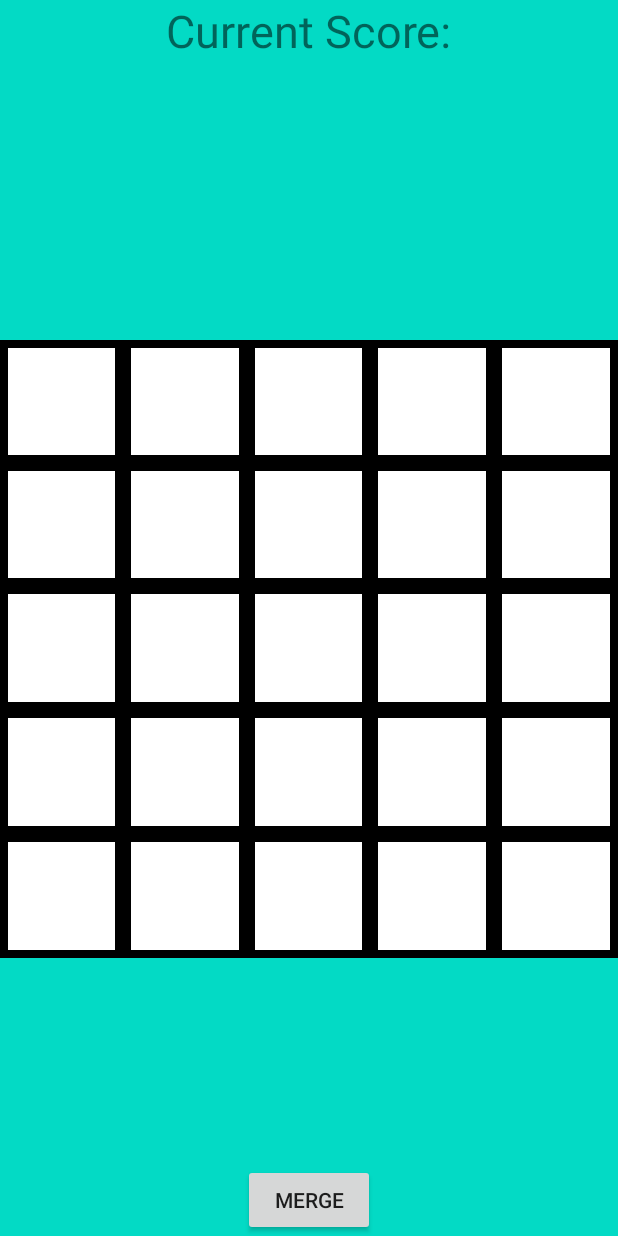
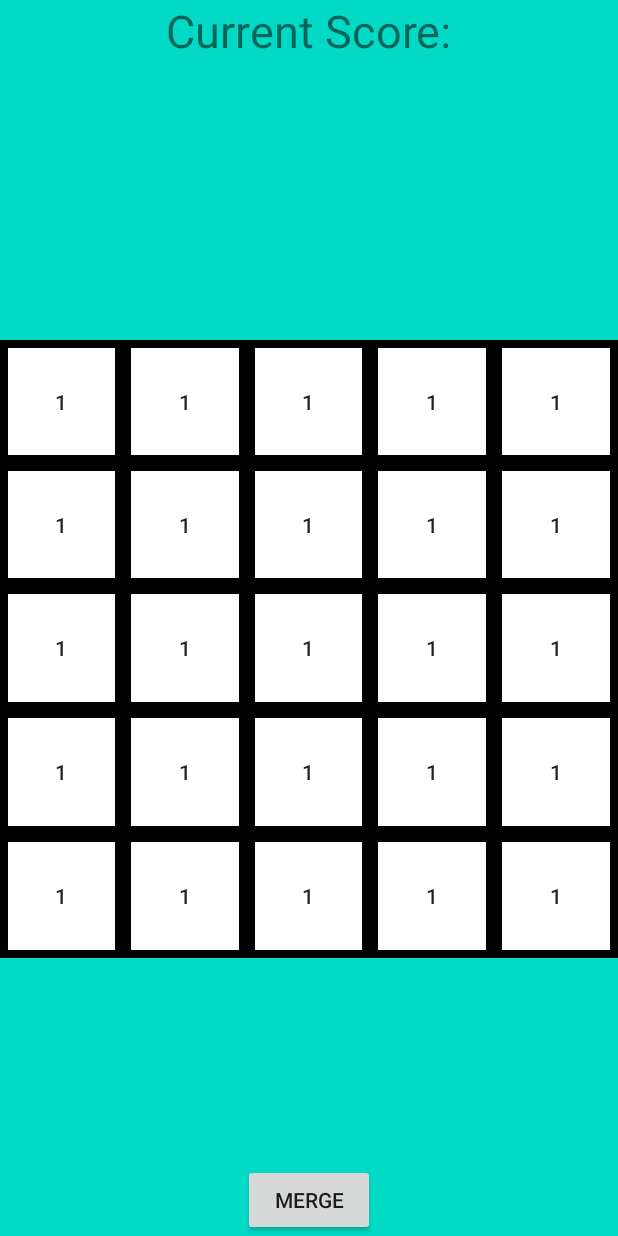
Before and after one commit to Piols/JNP2Android, an Android app built with Jetpack Compose: the screen it shows after launch (MainActivity), on a phone screen of 412 x 824 dp. Run offline under Robolectric (Android 15) with nearby library versions, the phone set to English and light mode, and no system bars.

```diff
--- a/app/src/main/java/com/example/gridentify/MainActivity.kt
+++ b/app/src/main/java/com/example/gridentify/MainActivity.kt
@@ -4,6 +4,7 @@ import android.graphics.Color
 import android.os.Bundle
 import android.view.View
 import android.widget.Button
+import android.widget.FrameLayout
 import android.widget.GridLayout
 import androidx.activity.ComponentActivity
 import androidx.compose.material3.Text
@@ -17,11 +18,24 @@ class MainActivity : ComponentActivity() {
     override fun onCreate(savedInstanceState: Bundle?) {
         super.onCreate(savedInstanceState)
         setContentView(R.layout.activity_main)
+
+        val gridLayout: GridLayout = findViewById(R.id.gridLayout)
+
+        // Set click listener for each cell in the grid
+        for (row in 0 until gridLayout.rowCount) {
+            for (column in 0 until gridLayout.columnCount) {
+                val frameView = gridLayout.getChildAt(row * gridLayout.columnCount + column) as FrameLayout
+                val cellView = frameView.getChildAt(0) as Button
+                cellView.setOnClickListener { onCellClicked(cellView, row, column) }
+            }
+        }
     }
 
-    fun onCellClicked(view: View) {
+    fun onCellClicked(view: View, row: Int, column: Int) {
         val cellButton = view as Button
         cellButton.setBackgroundColor(Color.BLUE)
+
+        println("Clicked cell at row: $row, column: $column")
     }
 }
 
--- a/app/src/main/res/layout/cell_layout.xml
+++ b/app/src/main/res/layout/cell_layout.xml
@@ -8,6 +8,6 @@
         android:id="@+id/cellButton"
         android:layout_width="match_parent"
         android:layout_height="match_parent"
-        android:background="@android:color/white"
-        android:onClick="onCellClicked"/>
+        android:text="1"
+        android:background="@android:color/white"/>
 </FrameLayout>
```
Also changed, not shown: 1 other file.
